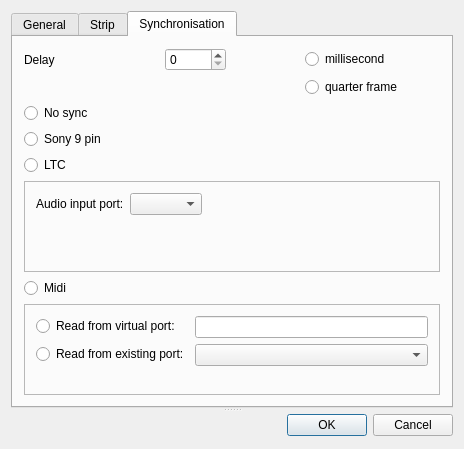
This is app/Joker/PreferencesDialog.ui in JokerSync/Joker as Qt 5 draws it before an edit. The edited form follows.
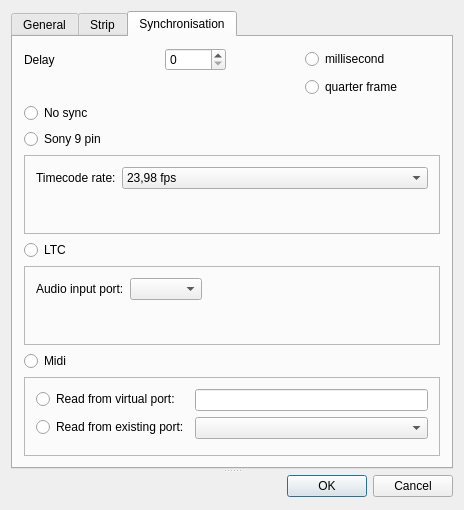
This is the edited form. Custom widgets are drawn as their Qt base class.

Commit message: joker can select sony 9 pin tc type

```diff
--- a/app/Joker/PreferencesDialog.ui
+++ b/app/Joker/PreferencesDialog.ui
@@ -7,7 +7,7 @@
     <x>0</x>
     <y>0</y>
     <width>464</width>
-    <height>449</height>
+    <height>510</height>
    </rect>
   </property>
   <property name="windowTitle">
@@ -328,6 +328,54 @@
           </property>
          </widget>
         </item>
+        <item>
+         <widget class="QFrame" name="frame">
+          <property name="frameShape">
+           <enum>QFrame::StyledPanel</enum>
+          </property>
+          <property name="frameShadow">
+           <enum>QFrame::Raised</enum>
+          </property>
+          <layout class="QFormLayout" name="formLayout_4">
+           <item row="0" column="0">
+            <widget class="QLabel" name="sonyTimeCodeTypeLabel">
+             <property name="text">
+              <string>Timecode rate:</string>
+             </property>
+            </widget>
+           </item>
+           <item row="0" column="1">
+            <widget class="QComboBox" name="sonyTimeCodeTypeCombo">
+             <item>
+              <property name="text">
+               <string>23,98 fps</string>
+              </property>
+             </item>
+             <item>
+              <property name="text">
+               <string>24 fps</string>
+              </property>
+             </item>
+             <item>
+              <property name="text">
+               <string>25 fps</string>
+              </property>
+             </item>
+             <item>
+              <property name="text">
+               <string>29,97 fps</string>
+              </property>
+             </item>
+             <item>
+              <property name="text">
+               <string>30 fps</string>
+              </property>
+             </item>
+            </widget>
+           </item>
+          </layout>
+         </widget>
+        </item>
         <item>
          <widget class="QRadioButton" name="ltcRadioButton">
           <property name="text">
```
The commit also changes 6 other files.
